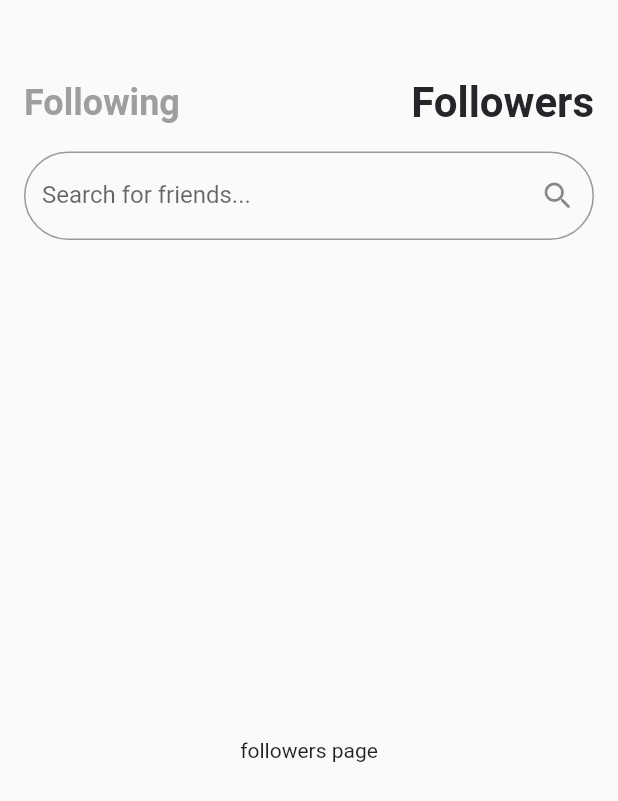
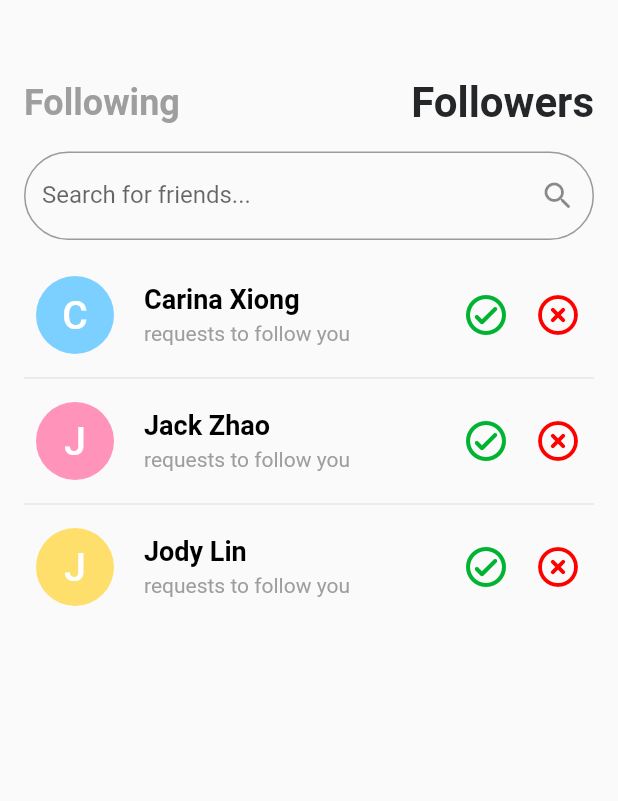
Before and after one commit to cs188-software-design-security-w20/routine-machine, a Flutter app: the FollowPage widget shown alone on an empty page, opened directly, after a tap on "Followers", on a phone screen of 412 x 824 dp. Shown: the top 801 px of the screen. Run offline on Flutter 3.47's test engine with Material 2 defaults, Android fonts, the phone set to English and light mode, and no system bars; our stand-ins replace percent_indicator, timeago; missing offline and left inert: flutter_sfsymbols; Roboto replaces fonts that are missing (SF Pro Rounded).

Commit message:
created acccept/reject tiles and made tile list

```diff
--- /dev/null
+++ b/Routine-Machine/lib/Models/SampleFollowerRequestData.dart
@@ -0,0 +1,11 @@
+import 'package:flutter/material.dart';
+
+class SampleFollowerRequestData {
+  final String firstName;
+  final String lastName;
+  final String userName;
+  final Color color;
+
+  SampleFollowerRequestData(
+      {this.firstName, this.lastName, this.userName, this.color});
+}
--- /dev/null
+++ b/Routine-Machine/lib/Views/components/FollowerRequestTile.dart
@@ -0,0 +1,58 @@
+import 'package:flutter/material.dart';
+import './FollowTileInfo.dart';
+import '../../constants/Palette.dart' as Palette;
+
+class FollowerRequestTile extends StatelessWidget {
+  final String firstName;
+  final String lastName;
+  final String userName;
+  final String caption;
+  final Color color;
+
+  FollowerRequestTile(
+      {this.firstName, this.lastName, this.userName, this.caption, this.color});
+
+  _acceptRequest() {
+    // TODO: properly implement this
+    print('Accepted request!');
+  }
+
+  _rejectRequest() {
+    // TODO: properly implement this
+    print('Rejected request!');
+  }
+
+  @override
+  Widget build(BuildContext context) {
+    return Container(
+      child: Row(
+        children: [
+          FollowTileInfo(
+            firstName: this.firstName,
+            lastName: this.lastName,
+            caption: this.caption,
+            color: this.color,
+          ),
+          Container(
+            child: Row(
+              children: [
+                IconButton(
+                  icon: Icon(Icons.check_circle_outline_rounded),
+                  color: Palette.darkGreen,
+                  iconSize: 32,
+                  onPressed: _acceptRequest,
+                ),
+                IconButton(
+                  icon: Icon(Icons.highlight_off_rounded),
+                  color: Palette.red,
+                  iconSize: 32,
+                  onPressed: _rejectRequest,
+                ),
+              ],
+            ),
+          ),
+        ],
+      ),
+    );
+  }
+}
--- a/Routine-Machine/lib/Views/pages/FollowPage.dart
+++ b/Routine-Machine/lib/Views/pages/FollowPage.dart
@@ -5,6 +5,8 @@ import '../../constants/Palette.dart' as Palette;
 import '../../constants/Constants.dart' as Constants;
 import '../../Models/SampleFollowTileData.dart';
 import '../subviews/FollowingTileList.dart';
+import '../subviews/FollowerRequestTileList.dart';
+import '../../Models/SampleFollowerRequestData.dart';
 
 final List<SampleFollowTileData> sampleFollowingList = [
   SampleFollowTileData(
@@ -69,6 +71,27 @@ final List<SampleFollowTileData> sampleFollowingList = [
     routineName: 'Hike',
     lastCheckIn: new DateTime.now().subtract(new Duration(days: 1)),
     color: Palette.blue,
+  ),
+];
+
+final List<SampleFollowerRequestData> sampleFollowerRequestList = [
+  SampleFollowerRequestData(
+    firstName: 'Carina',
+    lastName: 'Xiong',
+    userName: 'carina_x',
+    color: Palette.blue,
+  ),
+  SampleFollowerRequestData(
+    firstName: 'Jack',
+    lastName: 'Zhao',
+    userName: 'jjack_zz',
+    color: Palette.pink,
+  ),
+  SampleFollowerRequestData(
+    firstName: 'Jody',
+    lastName: 'Lin',
+    userName: 'jowody',
+    color: Palette.yellow,
   ),
 ];
 
@@ -162,9 +185,8 @@ class _FollowPageState extends State<FollowPage> {
                 ? FollowingTileList(
                     followingList: sampleFollowingList,
                   )
-                : Center(
-                    // TODO: replace with followers list
-                    child: Text('followers page'),
+                : FollowerRequestTileList(
+                    followerRequestList: sampleFollowerRequestList,
                   ),
           ),
         ],
--- /dev/null
+++ b/Routine-Machine/lib/Views/subviews/FollowerRequestTileList.dart
@@ -0,0 +1,31 @@
+import 'package:flutter/material.dart';
+import '../components/FollowerRequestTile.dart';
+
+class FollowerRequestTileList extends StatelessWidget {
+  final List followerRequestList;
+
+  FollowerRequestTileList({this.followerRequestList});
+
+  @override
+  Widget build(BuildContext context) {
+    return this.followerRequestList.isEmpty
+        ? Text(
+            'You currently have no pending requests :)') // default message if not following anyone
+        : ListView.separated(
+            itemCount: followerRequestList.length,
+            shrinkWrap: true,
+            separatorBuilder: (BuildContext context, int index) => Divider(),
+            itemBuilder: (context, index) {
+              var user = followerRequestList[index];
+              String requestCaption = 'requests to follow you';
+              return FollowerRequestTile(
+                firstName: user.firstName,
+                lastName: user.lastName,
+                userName: user.userName,
+                caption: requestCaption,
+                color: user.color,
+              );
+            },
+          );
+  }
+}
--- a/Routine-Machine/lib/constants/Palette.dart
+++ b/Routine-Machine/lib/constants/Palette.dart
@@ -27,3 +27,7 @@ const letterLightGrey = Color(0xFF959595);
 
 //background
 const containerGrey = Color(0xFBFBFB);
+
+// colors for follow requests
+const darkGreen = Color(0xFF00B432);
+const red = Color(0xFFFF0000);
```
